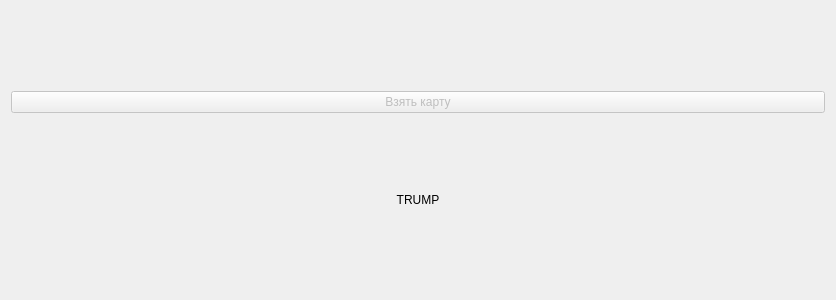
Qt form src/widgets/playerwidget/hostplayerwidget.ui (iokinai/durak) before a commit.
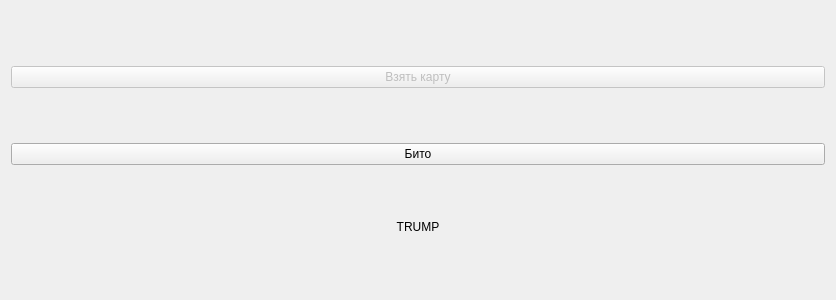
The same form after that commit.

Patch:
```diff
--- a/src/widgets/playerwidget/hostplayerwidget.ui
+++ b/src/widgets/playerwidget/hostplayerwidget.ui
@@ -15,7 +15,7 @@
   </property>
   <layout class="QHBoxLayout" name="horizontalLayout_2" stretch="1,10">
    <item>
-    <layout class="QVBoxLayout" name="verticalLayout" stretch="1,0">
+    <layout class="QVBoxLayout" name="verticalLayout" stretch="1,0,0">
      <property name="spacing">
       <number>0</number>
      </property>
@@ -35,6 +35,13 @@
        </property>
       </widget>
      </item>
+     <item>
+      <widget class="QPushButton" name="beatenButton">
+       <property name="text">
+        <string>Бито</string>
+       </property>
+      </widget>
+     </item>
      <item>
       <widget class="QLabel" name="currentTrumpText">
        <property name="sizePolicy">
```
